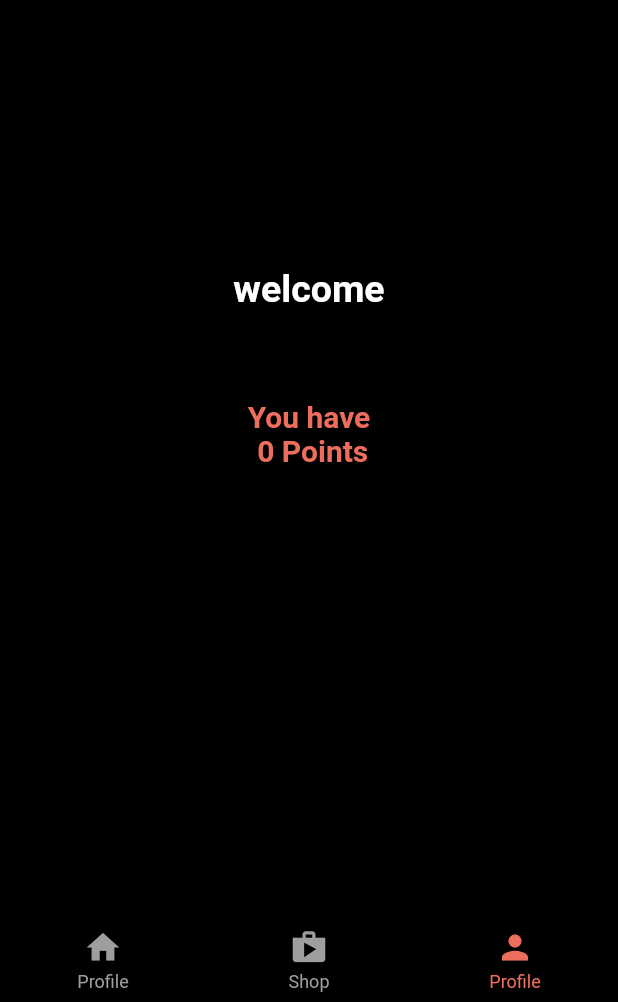
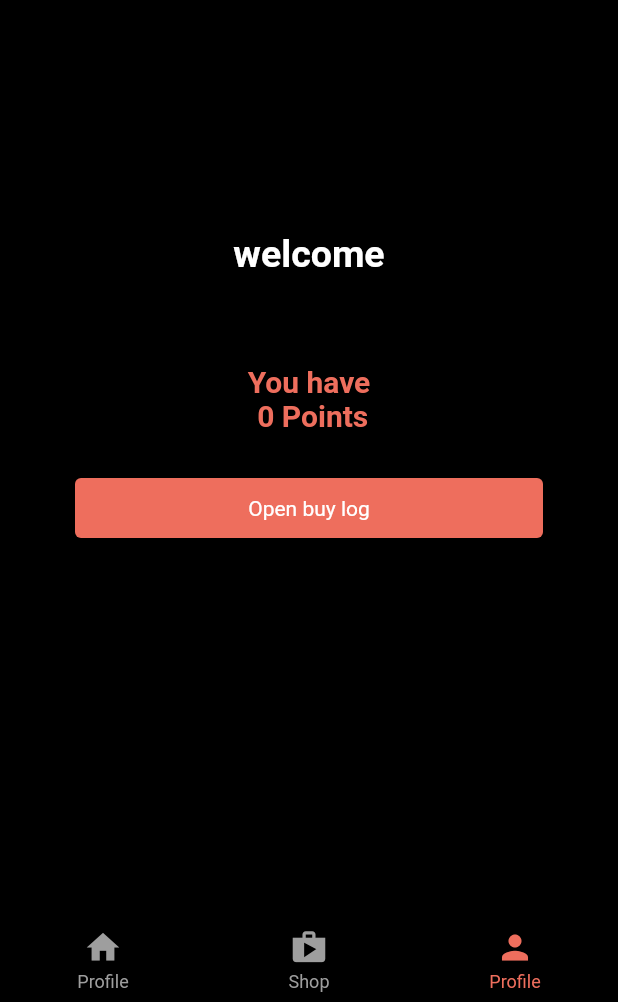
Before and after one commit to ahmadjz/flutter-steps-tracker, a Flutter app: the screen it shows once a user with an empty profile is signed in, item 3 of the bottom bar chosen, on a phone screen of 412 x 824 dp, the part 234-1236 px from its top. Run offline on Flutter 3.47's test engine with Material 2 defaults, Android fonts, the phone set to English and light mode, and no system bars; drawn by our look-alikes of persistent_bottom_nav_bar; our stand-ins replace cloud_firestore, firebase_auth, firebase_core, loading_indicator, permission_handler; accounts and stored records are empty.

Commit message:
update profile screen to contain log

```diff
--- a/lib/app/home/profile/profile_screen.dart
+++ b/lib/app/home/profile/profile_screen.dart
@@ -1,4 +1,5 @@
 import 'package:flutter/material.dart';
+import 'package:flutter_steps_tracker/app/home/profile/widgets/bought_items_dialog.dart';
 import 'package:flutter_steps_tracker/services/my_database.dart';
 import 'package:flutter_steps_tracker/utils/colors.dart';
 import 'package:flutter_steps_tracker/widgets/avatar.dart';
@@ -10,7 +11,8 @@ class ProfileScreen extends StatelessWidget {
 
   @override
   Widget build(BuildContext context) {
-    return Scaffold(
+    return SafeArea(
+      child: Scaffold(
         appBar: AppBar(
           backgroundColor: darkGrey,
           bottom: PreferredSize(
@@ -54,7 +56,37 @@ class ProfileScreen extends StatelessWidget {
                           fontSize: 20,
                           color: activeColor),
                       textAlign: TextAlign.center,
-                  )
+                    ),
+                    const SizedBox(
+                      height: 30,
+                    ),
+                    InkWell(
+                      onTap: () {
+                        showDialog(
+                            barrierDismissible: true,
+                            context: context,
+                            builder: (context) => BoughtItemsDialog(
+                                  allBoughtItems: myDatabase.allBoughtItems,
+                                ));
+                      },
+                      child: Padding(
+                        padding: const EdgeInsets.symmetric(horizontal: 50),
+                        child: Container(
+                          width: double.infinity,
+                          alignment: Alignment.center,
+                          padding: const EdgeInsets.symmetric(vertical: 12),
+                          decoration: const ShapeDecoration(
+                              shape: RoundedRectangleBorder(
+                                borderRadius:
+                                    BorderRadius.all(Radius.circular(4)),
+                              ),
+                              color: activeColor),
+                          child: const Text(
+                            'Open buy log',
+                          ),
+                        ),
+                      ),
+                    ),
                   ],
                 ),
               ),
@@ -65,6 +97,7 @@ class ProfileScreen extends StatelessWidget {
             ],
           ),
         ),
+      ),
     );
   }
 }
```
Also changed, not shown: lib/app/home/profile/widgets/bought_items_dialog.dart (added, +39 -0 lines), lib/app/home/profile/widgets/single_bought_item.dart (added, +41 -0 lines). Lines whose indentation alone changed are shown as unchanged.
